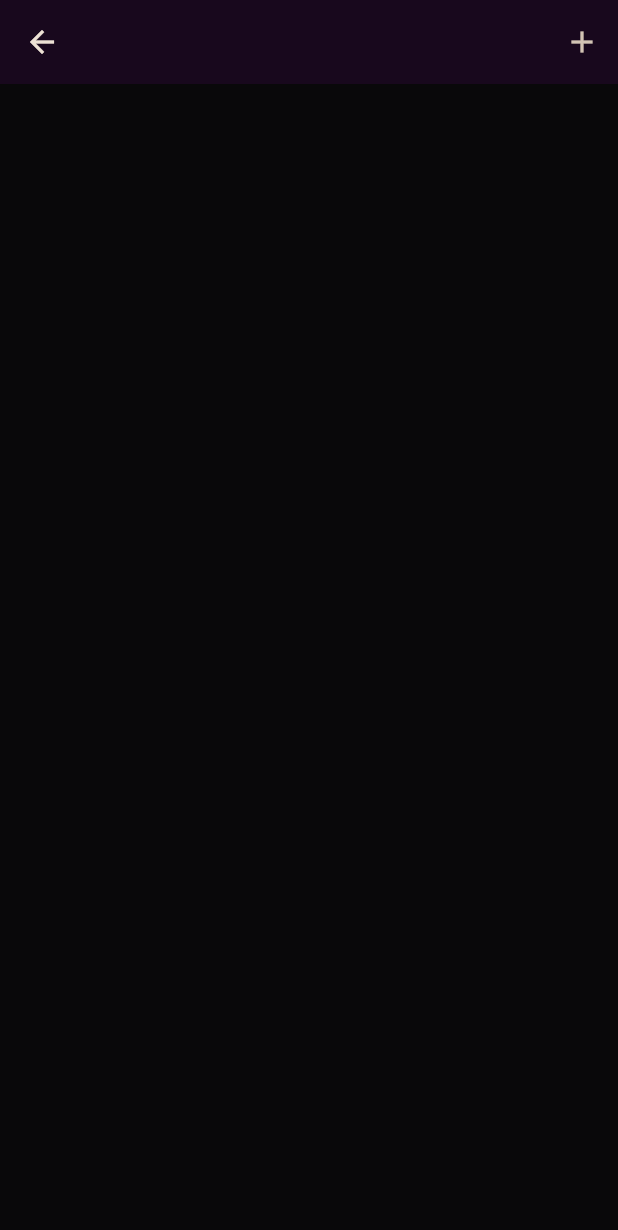
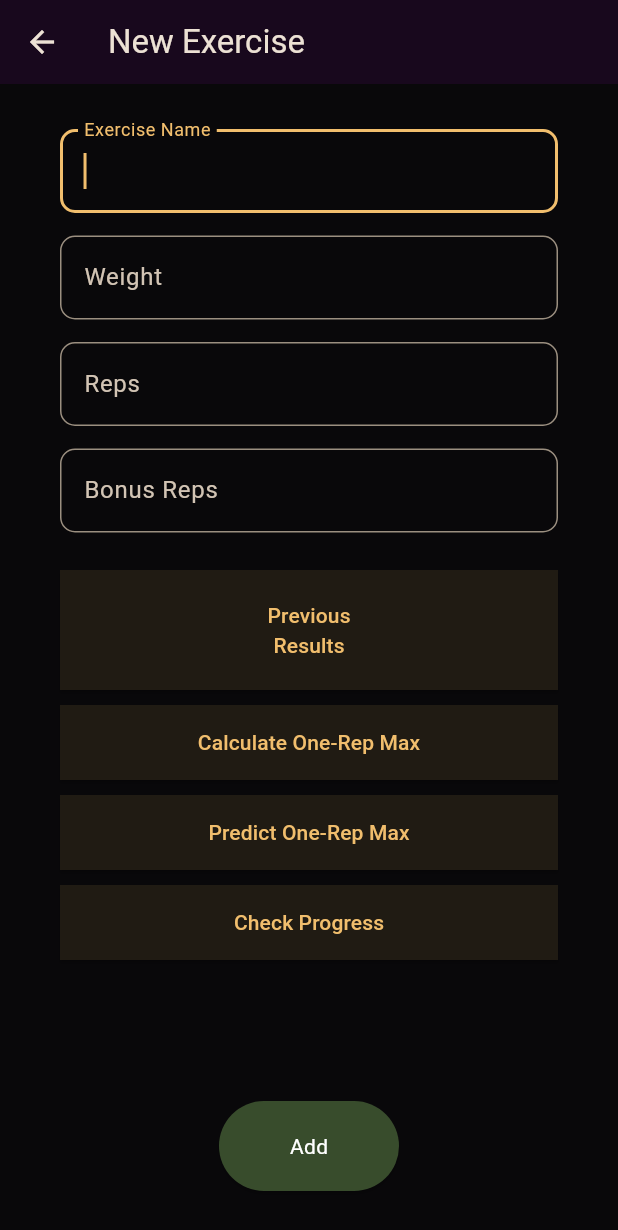
Before and after one commit to IgnacyBerent/Flutter-Workout_App, a Flutter app: the ExercisesScreen screen opened directly, after a tap on the "add" icon, on a phone screen of 412 x 824 dp. Shown: the top 1230 px of the screen. Run offline on Flutter 3.47's test engine with Material 3 defaults, Android fonts, the phone set to English and light mode, and no system bars; drawn by our look-alikes of flutter_typeahead; our stand-ins replace cloud_firestore, firebase_auth, firebase_core; accounts and stored records are empty; generated files the repository leaves out were written again.

Commit message:
Adding add exercise widget with autocomplete form field

```diff
--- a/lib/main.dart
+++ b/lib/main.dart
@@ -25,7 +25,7 @@ class MyApp extends StatelessWidget {
           surface: const Color.fromARGB(255, 24, 8, 29),
         ),
         scaffoldBackgroundColor: const Color.fromARGB(255, 9, 8, 10),
-        cardTheme: CardTheme().copyWith(
+        cardTheme: const CardTheme().copyWith(
             color: Theme.of(context).colorScheme.onSecondaryContainer),
       ),
       home: const WidgetTree(),
--- a/lib/screens/exercises.dart
+++ b/lib/screens/exercises.dart
@@ -1,4 +1,6 @@
 import 'package:flutter/material.dart';
+import 'package:workout_app/screens/new_exercise.dart';
+import 'package:workout_app/widgets/exercise_card_inner.dart';
 
 class ExercisesScreen extends StatefulWidget {
   const ExercisesScreen({super.key});
@@ -12,13 +14,29 @@ class _ExercisesScreenState extends State<ExercisesScreen> {
   Widget build(BuildContext context) {
     return Scaffold(
       appBar: AppBar(
+        title: const Text('Exercises'),
         actions: [
           IconButton(
-            onPressed: () {},
+            onPressed: () {
+              Navigator.of(context).push(
+                MaterialPageRoute(
+                  builder: (ctx) => const NewExercise(),
+                ),
+              );
+            },
             icon: const Icon(Icons.add),
           ),
         ],
       ),
+      body: Padding(
+        padding: const EdgeInsets.symmetric(horizontal: 40, vertical: 20),
+        child: ListView.builder(
+          itemCount: 6,
+          itemBuilder: (context, index) {
+            return const ExerciseCardInner();
+          },
+        ),
+      ),
     );
   }
 }
--- /dev/null
+++ b/lib/screens/new_exercise.dart
@@ -0,0 +1,189 @@
+import 'package:flutter/material.dart';
+import 'package:workout_app/models/exercise_base.dart';
+import 'package:flutter_typeahead/flutter_typeahead.dart';
+
+class NewExercise extends StatefulWidget {
+  const NewExercise({
+    super.key,
+  });
+
+  @override
+  State<NewExercise> createState() => _NewExerciseState();
+}
+
+class _NewExerciseState extends State<NewExercise> {
+  final _options =
+      ExerciseName.values.map((exercise) => exercise.name).toList();
+
+  final _formKey = GlobalKey<FormState>();
+
+  @override
+  Widget build(BuildContext context) {
+    return Scaffold(
+      resizeToAvoidBottomInset: false,
+      appBar: AppBar(
+        title: const Text('New Exercise'),
+      ),
+      body: Padding(
+        padding: const EdgeInsets.symmetric(horizontal: 40, vertical: 30),
+        child: Form(
+          child: Column(
+            children: [
+              // TODO: Update value after selecting
+              TypeAheadField(
+                suggestionsCallback: ((search) => _options
+                    .where((option) =>
+                        option.toLowerCase().contains(search.toLowerCase()))
+                    .toList()),
+                builder: (context, controller, focusNode) {
+                  return TextFormField(
+                    controller: controller,
+                    focusNode: focusNode,
+                    autofocus: true,
+                    decoration: const InputDecoration(
+                      labelText: 'Exercise Name',
+                      border: OutlineInputBorder(
+                        borderRadius: BorderRadius.all(
+                          Radius.circular(10.0),
+                        ),
+                      ),
+                    ),
+                  );
+                },
+                itemBuilder: (context, value) => ListTile(
+                  title: Text(value.toString()),
+                ),
+                onSelected: (value) {
+                  print(value);
+                },
+              ),
+              const SizedBox(height: 15),
+              TextFormField(
+                keyboardType: TextInputType.number,
+                decoration: const InputDecoration(
+                  labelText: 'Weight',
+                  border: OutlineInputBorder(
+                    borderRadius: BorderRadius.all(
+                      Radius.circular(10.0),
+                    ),
+                  ),
+                ),
+              ),
+              const SizedBox(height: 15),
+              TextFormField(
+                keyboardType: TextInputType.number,
+                decoration: const InputDecoration(
+                  labelText: 'Reps',
+                  border: OutlineInputBorder(
+                    borderRadius: BorderRadius.all(
+                      Radius.circular(10.0),
+                    ),
+                  ),
+                ),
+              ),
+              const SizedBox(height: 15),
+              TextFormField(
+                keyboardType: TextInputType.number,
+                decoration: const InputDecoration(
+                  labelText: 'Bonus Reps',
+                  border: OutlineInputBorder(
+                    borderRadius: BorderRadius.all(
+                      Radius.circular(10.0),
+                    ),
+                  ),
+                ),
+              ),
+              const SizedBox(height: 25),
+              SizedBox(
+                height: 80,
+                width: double.infinity,
+                child: ElevatedButton(
+                  onPressed: () {},
+                  style: ButtonStyle(
+                    shape: MaterialStateProperty.all<RoundedRectangleBorder>(
+                      const RoundedRectangleBorder(
+                        borderRadius: BorderRadius.zero,
+                      ),
+                    ),
+                  ),
+                  child: Column(
+                    mainAxisAlignment: MainAxisAlignment.center,
+                    children: [
+                      Text('Previous'),
+                      Text('Results'),
+                    ],
+                  ),
+                ),
+              ),
+              const SizedBox(height: 10),
+              SizedBox(
+                height: 50,
+                width: double.infinity,
+                child: ElevatedButton(
+                  onPressed: () {},
+                  style: ButtonStyle(
+                    shape: MaterialStateProperty.all<RoundedRectangleBorder>(
+                      const RoundedRectangleBorder(
+                        borderRadius: BorderRadius.zero,
+                      ),
+                    ),
+                  ),
+                  child: Text('Calculate One-Rep Max'),
+                ),
+              ),
+              const SizedBox(height: 10),
+              SizedBox(
+                height: 50,
+                width: double.infinity,
+                child: ElevatedButton(
+                  onPressed: () {},
+                  style: ButtonStyle(
+                    shape: MaterialStateProperty.all<RoundedRectangleBorder>(
+                      const RoundedRectangleBorder(
+                        borderRadius: BorderRadius.zero,
+                      ),
+                    ),
+                  ),
+                  child: Text('Predict One-Rep Max'),
+                ),
+              ),
+              const SizedBox(height: 10),
+              SizedBox(
+                height: 50,
+                width: double.infinity,
+                child: ElevatedButton(
+                  onPressed: () {},
+                  style: ButtonStyle(
+                    shape: MaterialStateProperty.all<RoundedRectangleBorder>(
+                      const RoundedRectangleBorder(
+                        borderRadius: BorderRadius.zero,
+                      ),
+                    ),
+                  ),
+                  child: Text('Check Progress'),
+                ),
+              ),
+              const Spacer(),
+              SizedBox(
+                width: 120,
+                height: 60,
+                child: ElevatedButton(
+                  onPressed: () {},
+                  style: ElevatedButton.styleFrom(
+                      backgroundColor:
+                          Theme.of(context).colorScheme.tertiaryContainer),
+                  child: Text(
+                    'Add',
+                    style: Theme.of(context).textTheme.bodyMedium!.copyWith(
+                          color: Colors.white,
+                        ),
+                  ),
+                ),
+              ),
+            ],
+          ),
+        ),
+      ),
+    );
+  }
+}
--- /dev/null
+++ b/lib/widgets/exercise_card_inner.dart
@@ -0,0 +1,55 @@
+import 'package:flutter/material.dart';
+
+class ExerciseCardInner extends StatelessWidget {
+  const ExerciseCardInner({super.key});
+
+  @override
+  Widget build(BuildContext context) {
+    return Padding(
+      padding: const EdgeInsets.all(8.0),
+      child: SizedBox(
+        height: 140,
+        child: InkWell(
+          onTap: () {},
+          borderRadius: BorderRadius.circular(16),
+          splashColor: Theme.of(context).colorScheme.onSecondary,
+          child: Card(
+            child: Column(
+              mainAxisAlignment: MainAxisAlignment.center,
+              children: [
+                Text(
+                  'Exercise',
+                  style: TextStyle(
+                    color: Theme.of(context).colorScheme.primary,
+                    fontSize: 16,
+                  ),
+                ),
+                Text(
+                  'Weight: 100 kg',
+                  style: TextStyle(
+                    color: Theme.of(context).colorScheme.secondary,
+                    fontSize: 14,
+                  ),
+                ),
+                Text(
+                  'Reps: 8',
+                  style: TextStyle(
+                    color: Theme.of(context).colorScheme.secondary,
+                    fontSize: 14,
+                  ),
+                ),
+                Text(
+                  'Bonus Reps: 0',
+                  style: TextStyle(
+                    color: Theme.of(context).colorScheme.secondary,
+                    fontSize: 14,
+                  ),
+                ),
+              ],
+            ),
+          ),
+        ),
+      ),
+    );
+  }
+}
--- a/pubspec.yaml
+++ b/pubspec.yaml
@@ -40,6 +40,7 @@ dependencies:
   firebase_auth: ^4.15.3
   cloud_firestore: ^4.13.6
   intl: ^0.19.0
+  flutter_typeahead: ^5.0.1
 
 dev_dependencies:
   flutter_test:
```
